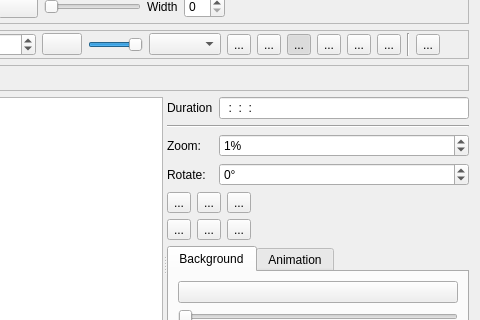
The window that src/widgets/titlewidget_ui.ui (KDE/kdenlive) describes before a commit, drawn with Qt 5; both pictures show x 299 to 779 and y 91 to 411 of the 779 by 566 pixel window.
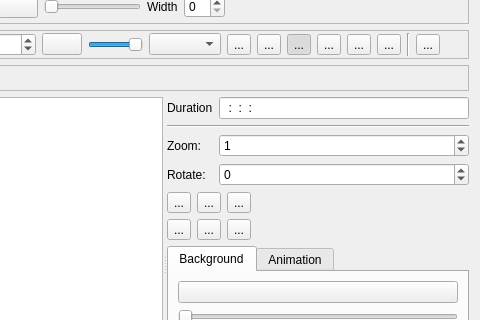
The same window after the commit. Custom widgets are drawn as their Qt base class.

Commit message: Fix small issues with titler widget

The edit to the form file:
```diff
--- a/src/widgets/titlewidget_ui.ui
+++ b/src/widgets/titlewidget_ui.ui
@@ -592,9 +592,6 @@
        </item>
        <item row="2" column="1">
         <widget class="KIntSpinBox" name="itemzoom">
-         <property name="suffix">
-          <string>%</string>
-         </property>
          <property name="maximum">
           <number>100000</number>
          </property>
@@ -612,9 +609,6 @@
        </item>
        <item row="3" column="1">
         <widget class="KIntSpinBox" name="itemrotate">
-         <property name="suffix">
-          <string>°</string>
-         </property>
          <property name="minimum">
           <number>-360</number>
          </property>
```
Left out of the diff: 4 changed lines with no effect on the pictures. The commit also changes 2 other files.
